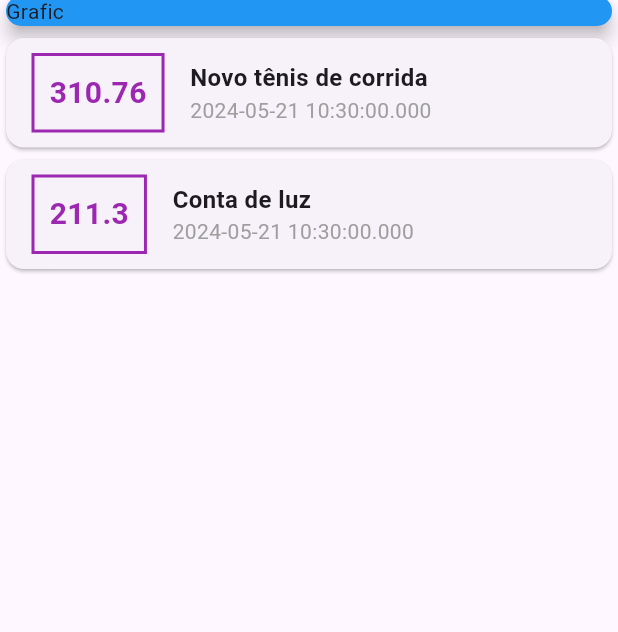
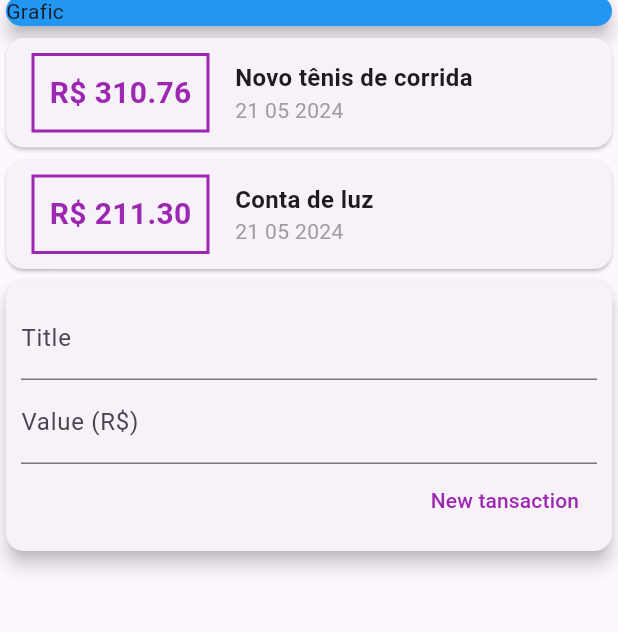
Before and after one commit to predrohr/Expenses-App, a Flutter app: the screen it shows after launch, on a phone screen of 412 x 824 dp, the part 94-726 px from its top. Run offline on Flutter 3.47's test engine with Material 3 defaults, Android fonts, the phone set to English and light mode, and no system bars.

Commit message:
refactored code with component folders

```diff
--- /dev/null
+++ b/lib/components/transaction_form.dart
@@ -0,0 +1,47 @@
+import 'package:flutter/material.dart';
+
+class TransactionForm extends StatelessWidget {
+  const TransactionForm({super.key});
+
+  @override
+  Widget build(BuildContext context) {
+    final titleController = TextEditingController();
+    final valueController = TextEditingController();
+    return Card(
+      elevation: 5,
+      child: Padding(
+        padding: const EdgeInsets.all(10),
+        child: Column(
+          children: [
+            TextField(
+              controller: titleController,
+              decoration: const InputDecoration(
+                labelText: 'Title',
+              ),
+            ),
+            TextField(
+              controller: valueController,
+              decoration: const InputDecoration(
+                labelText: 'Value (R\$)',
+              ),
+            ),
+            Row(
+              mainAxisAlignment: MainAxisAlignment.end,
+              children: [
+                TextButton(
+                  onPressed: () {},
+                  child: const Text(
+                    'New tansaction',
+                    style: TextStyle(
+                      color: Colors.purple,
+                    ),
+                  ),
+                ),
+              ],
+            )
+          ],
+        ),
+      ),
+    );
+  }
+}
--- /dev/null
+++ b/lib/components/transaction_list.dart
@@ -0,0 +1,59 @@
+import 'package:flutter/material.dart';
+import '../models/transaction.dart';
+import 'package:intl/intl.dart';
+
+class TransactionList extends StatelessWidget {
+  final List<Transaction> transactions;
+
+  TransactionList(this.transactions);
+
+  @override
+  Widget build(BuildContext context) {
+    return Column(
+      children: transactions.map((tr) {
+        return Card(
+          child: Row(
+            children: [
+              Container(
+                margin:
+                    const EdgeInsets.symmetric(horizontal: 17, vertical: 10),
+                decoration: BoxDecoration(
+                    border: Border.all(
+                  color: Colors.purple,
+                  width: 2,
+                )),
+                padding: const EdgeInsets.all(10),
+                child: Text(
+                  'R\$ ${tr.value.toStringAsFixed(2)}',
+                  style: const TextStyle(
+                    fontWeight: FontWeight.bold,
+                    fontSize: 20,
+                    color: Colors.purple,
+                  ),
+                ),
+              ),
+              Column(
+                crossAxisAlignment: CrossAxisAlignment.start,
+                children: [
+                  Text(
+                    tr.title,
+                    style: const TextStyle(
+                      fontWeight: FontWeight.bold,
+                      fontSize: 16,
+                    ),
+                  ),
+                  Text(
+                    DateFormat('d MM y').format(tr.date),
+                    style: const TextStyle(
+                      color: Colors.grey,
+                    ),
+                  ),
+                ],
+              )
+            ],
+          ),
+        );
+      }).toList(),
+    );
+  }
+}
--- /dev/null
+++ b/lib/components/transaction_user.dart
@@ -0,0 +1,32 @@
+import 'package:flutter/material.dart';
+import '../models/transaction.dart';
+import 'transaction_form.dart';
+import 'transaction_list.dart';
+
+class TransactionUser extends StatefulWidget {
+  const TransactionUser({super.key});
+
+  @override
+  State<TransactionUser> createState() => _TransactionUserState();
+}
+
+class _TransactionUserState extends State<TransactionUser> {
+  final _transactions = [
+    Transaction(
+        id: 't1',
+        title: 'Novo tênis de corrida',
+        value: 310.76,
+        date: DateTime.now()),
+    Transaction(
+        id: 't2', title: 'Conta de luz', value: 211.30, date: DateTime.now()),
+  ];
+  @override
+  Widget build(BuildContext context) {
+    return Column(
+      children: [
+        TransactionList(_transactions),
+        const TransactionForm(),
+      ],
+    );
+  }
+}
--- a/lib/main.dart
+++ b/lib/main.dart
@@ -1,4 +1,4 @@
-import 'package:expenses/models/transaction.dart';
+import 'package:expenses/components/transaction_user.dart';
 import 'package:flutter/material.dart';
 
 void main() => runApp(ExpensesApp());
@@ -15,25 +15,15 @@ class ExpensesApp extends StatelessWidget {
 }
 
 class MyHomePage extends StatelessWidget {
-  final _transactions = [
-    Transaction(
-        id: 't1',
-        title: 'Novo tênis de corrida',
-        value: 310.76,
-        date: DateTime.now()),
-    Transaction(
-        id: 't2', title: 'Conta de luz', value: 211.30, date: DateTime.now()),
-  ];
-
   @override
   Widget build(BuildContext context) {
     return Scaffold(
       appBar: AppBar(
         title: const Text('Personal expenses'),
       ),
-      body: Column(
+      body: const Column(
         children: <Widget>[
-          const SizedBox(
+          SizedBox(
             width: double.infinity,
             child: Card(
               color: Colors.blue,
@@ -41,52 +31,7 @@ class MyHomePage extends StatelessWidget {
               child: Text('Grafic'),
             ),
           ),
-          Column(
-            children: _transactions.map((tr) {
-              return Card(
-                child: Row(
-                  children: [
-                    Container(
-                      margin:
-                          EdgeInsets.symmetric(horizontal: 17, vertical: 10),
-                      decoration: BoxDecoration(
-                          border: Border.all(
-                        color: Colors.purple,
-                        width: 2,
-                      )),
-                      padding: EdgeInsets.all(10),
-                      child: Text(
-                        tr.value.toString(),
-                        style: const TextStyle(
-                          fontWeight: FontWeight.bold,
-                          fontSize: 20,
-                          color: Colors.purple,
-                        ),
-                      ),
-                    ),
-                    Column(
-                      crossAxisAlignment: CrossAxisAlignment.start,
-                      children: [
-                        Text(
-                          tr.title,
-                          style: const TextStyle(
-                            fontWeight: FontWeight.bold,
-                            fontSize: 16,
-                          ),
-                        ),
-                        Text(
-                          tr.date.toString(),
-                          style: const TextStyle(
-                            color: Colors.grey,
-                          ),
-                        ),
-                      ],
-                    )
-                  ],
-                ),
-              );
-            }).toList(),
-          )
+          TransactionUser(),
         ],
       ),
     );
--- a/pubspec.yaml
+++ b/pubspec.yaml
@@ -30,7 +30,7 @@ environment:
 dependencies:
   flutter:
     sdk: flutter
-
+  intl: ^0.19.0
 
   # The following adds the Cupertino Icons font to your application.
   # Use with the CupertinoIcons class for iOS style icons.
```
Also changed, not shown: pubspec.lock.
